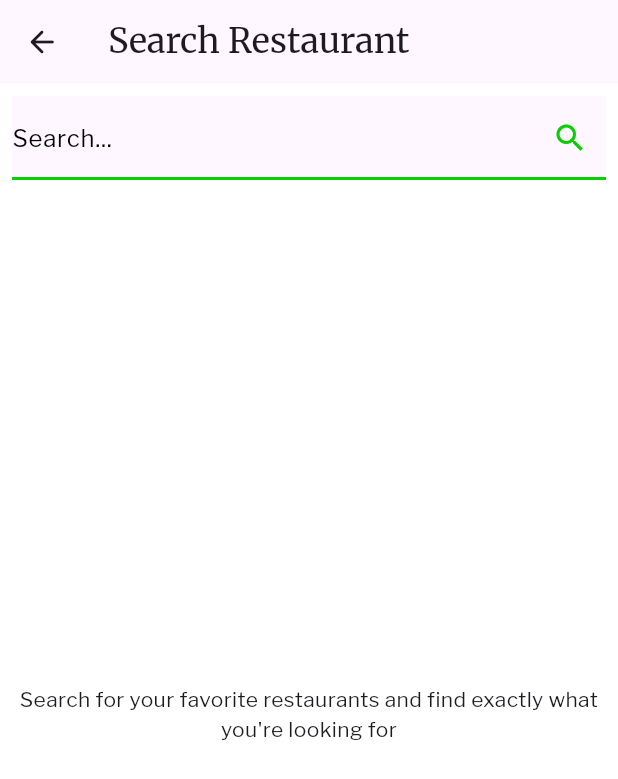
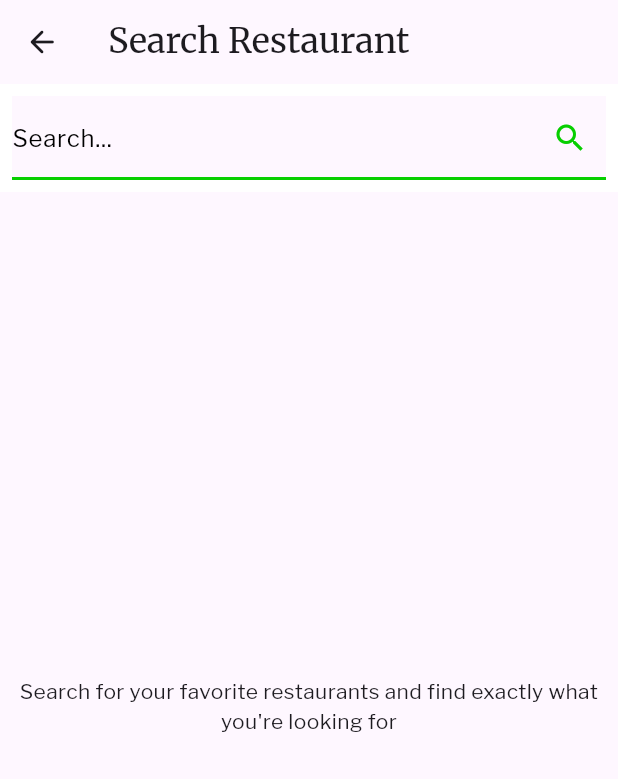
Before and after one commit to riyansetiyadi/DelicEat, a Flutter app: the RestaurantSearchPage screen opened by its route, on a phone screen of 412 x 824 dp. Shown: the top 779 px of the screen. Run offline on Flutter 3.47's test engine with Material 3 defaults, Android fonts, the phone set to English and light mode, and no system bars; our stand-ins replace google_fonts; accounts and stored records are empty.

Commit message:
add padding in error condition search page

```diff
--- a/lib/provider/search_restaurant_provider.dart
+++ b/lib/provider/search_restaurant_provider.dart
@@ -21,6 +21,7 @@ class SearchRestaurantProvider extends ChangeNotifier {
 
   ResultState _state = ResultState.init;
   ResultState get state => _state;
+  void setState(ResultState value) => _state = value;
 
   Future<dynamic> refreshRestaurant(String query) async {
     _fetchRestaurantByQuery(query);
--- a/lib/ui/restaurant_search_page.dart
+++ b/lib/ui/restaurant_search_page.dart
@@ -4,6 +4,7 @@ import 'package:flutter/material.dart';
 import 'package:provider/provider.dart';
 import 'package:restaurant_app_submission_dicoding/common/styles.dart';
 import 'package:restaurant_app_submission_dicoding/widgets/custom_cupertino_search_text_field_widget.dart';
+import 'package:restaurant_app_submission_dicoding/widgets/handle_error_refresh_widget.dart';
 import 'package:restaurant_app_submission_dicoding/widgets/restaurant_list_view_widget.dart';
 import 'package:restaurant_app_submission_dicoding/provider/search_restaurant_provider.dart';
 import 'package:restaurant_app_submission_dicoding/widgets/platform_widget.dart';
@@ -40,6 +41,7 @@ class _RestaurantSearchPageState extends State<RestaurantSearchPage> {
         leading: IconButton(
           icon: const Icon(Icons.arrow_back_rounded),
           onPressed: () {
+            Provider.of<SearchRestaurantProvider>(context, listen: false).setState(ResultState.init);
             Navigator.pop(context);
           },
         ),
@@ -54,6 +56,7 @@ class _RestaurantSearchPageState extends State<RestaurantSearchPage> {
         leading: IconButton(
           icon: const Icon(CupertinoIcons.back),
           onPressed: () {
+            Provider.of<SearchRestaurantProvider>(context, listen: false).setState(ResultState.init);
             Navigator.pop(context);
           },
         ),
@@ -131,37 +134,18 @@ class _RestaurantSearchPageState extends State<RestaurantSearchPage> {
               restaurantList: state.restaurantList,
             );
           } else if (state.state == ResultState.noData) {
-            return Center(
-              child: Text(
-                'No data available.',
-                style: Theme.of(context).textTheme.bodyMedium,
-                textAlign: TextAlign.center,
-              ),
-            );
+            return const ErrorRefresh(errorTitle: 'No data available.');
           } else if (state.state == ResultState.error) {
-            return Center(
-              child: Text(
-                'Data retrieval failed. Please check your connection.',
-                style: Theme.of(context).textTheme.bodyMedium,
-                textAlign: TextAlign.center,
-              ),
-            );
+            return const ErrorRefresh(
+                errorTitle:
+                    'Data retrieval failed. Please check your connection.');
           } else if (state.state == ResultState.init) {
-            return Center(
-              child: Text(
-                "Search for your favorite restaurants and find exactly what you're looking for",
-                style: Theme.of(context).textTheme.bodyMedium,
-                textAlign: TextAlign.center,
-              ),
-            );
+            return const ErrorRefresh(
+                errorTitle:
+                    "Search for your favorite restaurants and find exactly what you're looking for");
           } else {
-            return Center(
-              child: Text(
-                'Error retrieving data. Please try again later.',
-                style: Theme.of(context).textTheme.bodyMedium,
-                textAlign: TextAlign.center,
-              ),
-            );
+            return const ErrorRefresh(
+                errorTitle: 'Error retrieving data. Please try again later.');
           }
         }))
       ],
--- a/lib/widgets/handle_error_refresh_widget.dart
+++ b/lib/widgets/handle_error_refresh_widget.dart
@@ -7,12 +7,12 @@ class ErrorRefresh extends StatelessWidget {
   const ErrorRefresh(
       {super.key,
       required this.errorTitle,
-      required this.refreshTitle,
-      required this.onPressed});
+      this.refreshTitle,
+      this.onPressed});
 
   final String errorTitle;
-  final String refreshTitle;
-  final VoidCallback onPressed;
+  final String? refreshTitle;
+  final VoidCallback? onPressed;
 
   @override
   Widget build(BuildContext context) {
@@ -29,11 +29,13 @@ class ErrorRefresh extends StatelessWidget {
                 textAlign: TextAlign.center,
               ),
               const SizedBox(height: 10),
+              if (refreshTitle != null)
                 Text(
-                refreshTitle,
+                  refreshTitle!,
                   style: Theme.of(context).textTheme.bodyLarge,
                   textAlign: TextAlign.center,
                 ),
+              if (onPressed != null)
                 IconButton(
                     onPressed: onPressed,
                     icon: Icon(
```
Lines whose indentation alone changed are shown as unchanged.
